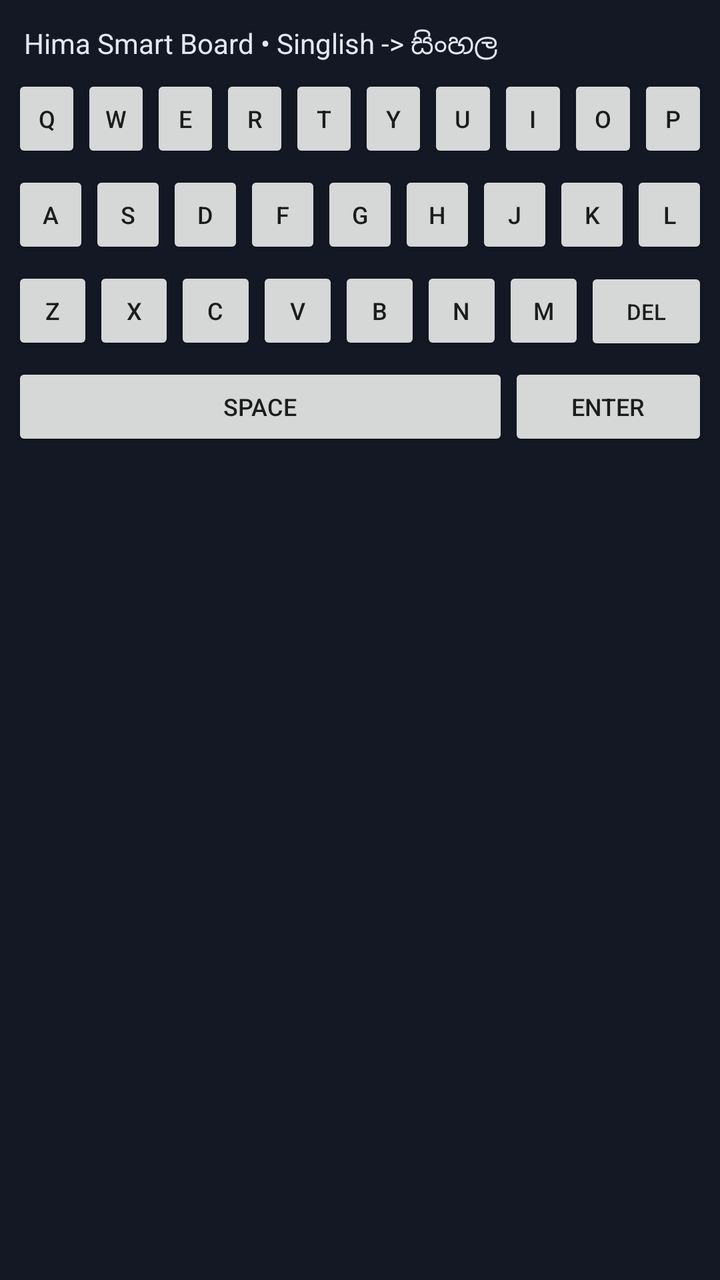
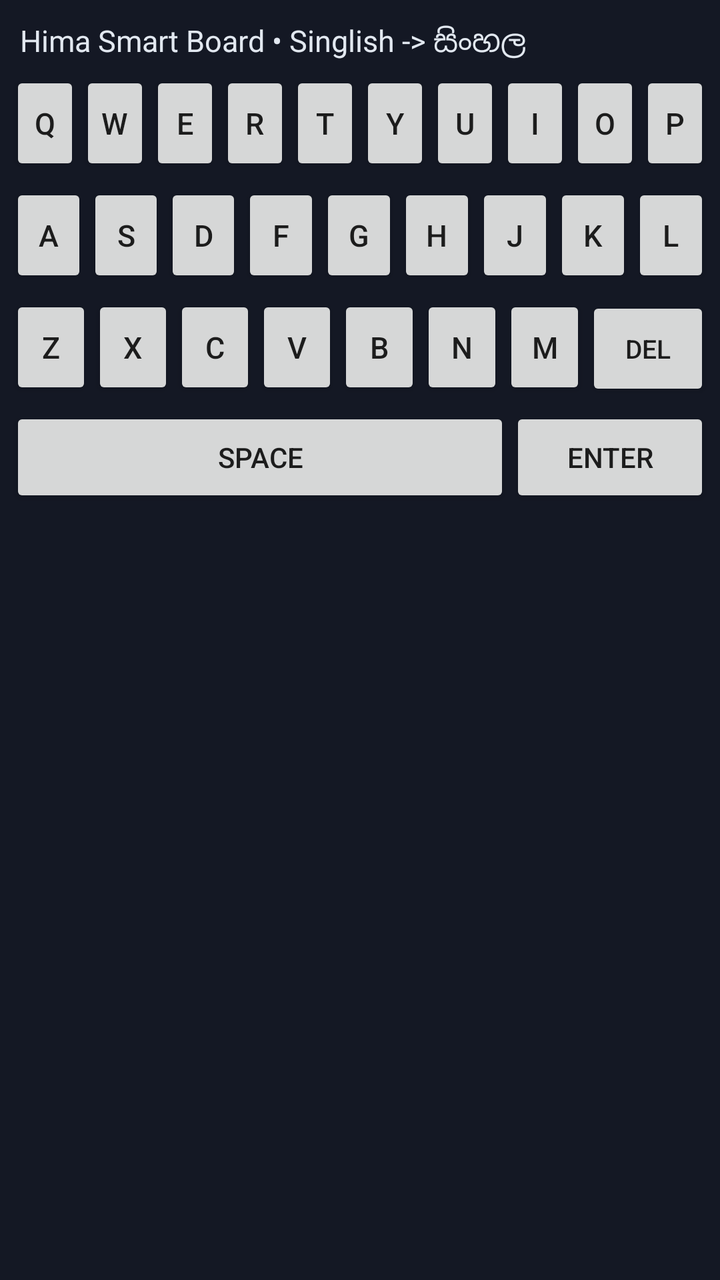

Compare the two renders of this Android layout. The source of the first and the diff that turns it into the second are given below.
<!-- AndroidManifest.xml: application theme android:Theme.Material.Light.NoActionBar -->
<!-- res/layout/keyboard_view.xml -->
<?xml version="1.0" encoding="utf-8"?>
<LinearLayout xmlns:android="http://schemas.android.com/apk/res/android"
    android:layout_width="match_parent"
    android:layout_height="wrap_content"
    android:background="#141824"
    android:orientation="vertical"
    android:padding="6dp">

    <TextView
        android:id="@+id/tvPreview"
        android:layout_width="match_parent"
        android:layout_height="wrap_content"
        android:padding="6dp"
        android:text="Hima Smart Board • Singlish -> සිංහල"
        android:textColor="#E2E8F0"
        android:textSize="14sp" />

    
    <LinearLayout
        android:layout_width="match_parent"
        android:layout_height="wrap_content"
        android:orientation="horizontal">
        <Button android:id="@+id/btnQ" android:layout_width="0dp" android:layout_height="44dp" android:layout_weight="1" android:text="Q" android:textSize="12sp" android:padding="0dp" />
        <Button android:id="@+id/btnW" android:layout_width="0dp" android:layout_height="44dp" android:layout_weight="1" android:text="W" android:textSize="12sp" android:padding="0dp" />
        <Button android:id="@+id/btnE" android:layout_width="0dp" android:layout_height="44dp" android:layout_weight="1" android:text="E" android:textSize="12sp" android:padding="0dp" />
        <Button android:id="@+id/btnR" android:layout_width="0dp" android:layout_height="44dp" android:layout_weight="1" android:text="R" android:textSize="12sp" android:padding="0dp" />
        <Button android:id="@+id/btnT" android:layout_width="0dp" android:layout_height="44dp" android:layout_weight="1" android:text="T" android:textSize="12sp" android:padding="0dp" />
        <Button android:id="@+id/btnY" android:layout_width="0dp" android:layout_height="44dp" android:layout_weight="1" android:text="Y" android:textSize="12sp" android:padding="0dp" />
        <Button android:id="@+id/btnU" android:layout_width="0dp" android:layout_height="44dp" android:layout_weight="1" android:text="U" android:textSize="12sp" android:padding="0dp" />
        <Button android:id="@+id/btnI" android:layout_width="0dp" android:layout_height="44dp" android:layout_weight="1" android:text="I" android:textSize="12sp" android:padding="0dp" />
        <Button android:id="@+id/btnO" android:layout_width="0dp" android:layout_height="44dp" android:layout_weight="1" android:text="O" android:textSize="12sp" android:padding="0dp" />
        <Button android:id="@+id/btnP" android:layout_width="0dp" android:layout_height="44dp" android:layout_weight="1" android:text="P" android:textSize="12sp" android:padding="0dp" />
    </LinearLayout>

    
    <LinearLayout
        android:layout_width="match_parent"
        android:layout_height="wrap_content"
        android:layout_marginTop="4dp"
        android:orientation="horizontal">
        <Button android:id="@+id/btnA" android:layout_width="0dp" android:layout_height="44dp" android:layout_weight="1" android:text="A" android:textSize="12sp" android:padding="0dp" />
        <Button android:id="@+id/btnS" android:layout_width="0dp" android:layout_height="44dp" android:layout_weight="1" android:text="S" android:textSize="12sp" android:padding="0dp" />
        <Button android:id="@+id/btnD" android:layout_width="0dp" android:layout_height="44dp" android:layout_weight="1" android:text="D" android:textSize="12sp" android:padding="0dp" />
        <Button android:id="@+id/btnF" android:layout_width="0dp" android:layout_height="44dp" android:layout_weight="1" android:text="F" android:textSize="12sp" android:padding="0dp" />
        <Button android:id="@+id/btnG" android:layout_width="0dp" android:layout_height="44dp" android:layout_weight="1" android:text="G" android:textSize="12sp" android:padding="0dp" />
        <Button android:id="@+id/btnH" android:layout_width="0dp" android:layout_height="44dp" android:layout_weight="1" android:text="H" android:textSize="12sp" android:padding="0dp" />
        <Button android:id="@+id/btnJ" android:layout_width="0dp" android:layout_height="44dp" android:layout_weight="1" android:text="J" android:textSize="12sp" android:padding="0dp" />
        <Button android:id="@+id/btnK" android:layout_width="0dp" android:layout_height="44dp" android:layout_weight="1" android:text="K" android:textSize="12sp" android:padding="0dp" />
        <Button android:id="@+id/btnL" android:layout_width="0dp" android:layout_height="44dp" android:layout_weight="1" android:text="L" android:textSize="12sp" android:padding="0dp" />
    </LinearLayout>

    
    <LinearLayout
        android:layout_width="match_parent"
        android:layout_height="wrap_content"
        android:layout_marginTop="4dp"
        android:orientation="horizontal">
        <Button android:id="@+id/btnZ" android:layout_width="0dp" android:layout_height="44dp" android:layout_weight="1" android:text="Z" android:textSize="12sp" android:padding="0dp" />
        <Button android:id="@+id/btnX" android:layout_width="0dp" android:layout_height="44dp" android:layout_weight="1" android:text="X" android:textSize="12sp" android:padding="0dp" />
        <Button android:id="@+id/btnC" android:layout_width="0dp" android:layout_height="44dp" android:layout_weight="1" android:text="C" android:textSize="12sp" android:padding="0dp" />
        <Button android:id="@+id/btnV" android:layout_width="0dp" android:layout_height="44dp" android:layout_weight="1" android:text="V" android:textSize="12sp" android:padding="0dp" />
        <Button android:id="@+id/btnB" android:layout_width="0dp" android:layout_height="44dp" android:layout_weight="1" android:text="B" android:textSize="12sp" android:padding="0dp" />
        <Button android:id="@+id/btnN" android:layout_width="0dp" android:layout_height="44dp" android:layout_weight="1" android:text="N" android:textSize="12sp" android:padding="0dp" />
        <Button android:id="@+id/btnM" android:layout_width="0dp" android:layout_height="44dp" android:layout_weight="1" android:text="M" android:textSize="12sp" android:padding="0dp" />
        <Button android:id="@+id/btnDel" android:layout_width="0dp" android:layout_height="44dp" android:layout_weight="1.5" android:text="DEL" android:textSize="11sp" android:padding="0dp" />
    </LinearLayout>

    
    <LinearLayout
        android:layout_width="match_parent"
        android:layout_height="wrap_content"
        android:layout_marginTop="4dp"
        android:orientation="horizontal">
        <Button android:id="@+id/btnSpace" android:layout_width="0dp" android:layout_height="44dp" android:layout_weight="3" android:text="SPACE" android:textSize="12sp" />
        <Button android:id="@+id/btnEnter" android:layout_width="0dp" android:layout_height="44dp" android:layout_weight="1.2" android:text="ENTER" android:textSize="12sp" />
    </LinearLayout>

</LinearLayout>
<!-- resources referenced by this layout -->
<resources>

</resources>

<!-- the commit's change to res/layout/keyboard_view.xml (unified diff, before → after) -->
@@ -4,32 +4,32 @@
     android:layout_height="wrap_content"
     android:background="#141824"
     android:orientation="vertical"
-    android:padding="6dp">
+    android:padding="5dp">
 
     <TextView
         android:id="@+id/tvPreview"
         android:layout_width="match_parent"
         android:layout_height="wrap_content"
-        android:padding="6dp"
+        android:padding="5dp"
         android:text="Hima Smart Board • Singlish -> සිංහල"
         android:textColor="#E2E8F0"
-        android:textSize="14sp" />
+        android:textSize="15sp" />
 
     
     <LinearLayout
         android:layout_width="match_parent"
         android:layout_height="wrap_content"
         android:orientation="horizontal">
-        <Button android:id="@+id/btnQ" android:layout_width="0dp" android:layout_height="44dp" android:layout_weight="1" android:text="Q" android:textSize="12sp" android:padding="0dp" />
-        <Button android:id="@+id/btnW" android:layout_width="0dp" android:layout_height="44dp" android:layout_weight="1" android:text="W" android:textSize="12sp" android:padding="0dp" />
-        <Button android:id="@+id/btnE" android:layout_width="0dp" android:layout_height="44dp" android:layout_weight="1" android:text="E" android:textSize="12sp" android:padding="0dp" />
-        <Button android:id="@+id/btnR" android:layout_width="0dp" android:layout_height="44dp" android:layout_weight="1" android:text="R" android:textSize="12sp" android:padding="0dp" />
-        <Button android:id="@+id/btnT" android:layout_width="0dp" android:layout_height="44dp" android:layout_weight="1" android:text="T" android:textSize="12sp" android:padding="0dp" />
-        <Button android:id="@+id/btnY" android:layout_width="0dp" android:layout_height="44dp" android:layout_weight="1" android:text="Y" android:textSize="12sp" android:padding="0dp" />
-        <Button android:id="@+id/btnU" android:layout_width="0dp" android:layout_height="44dp" android:layout_weight="1" android:text="U" android:textSize="12sp" android:padding="0dp" />
-        <Button android:id="@+id/btnI" android:layout_width="0dp" android:layout_height="44dp" android:layout_weight="1" android:text="I" android:textSize="12sp" android:padding="0dp" />
-        <Button android:id="@+id/btnO" android:layout_width="0dp" android:layout_height="44dp" android:layout_weight="1" android:text="O" android:textSize="12sp" android:padding="0dp" />
-        <Button android:id="@+id/btnP" android:layout_width="0dp" android:layout_height="44dp" android:layout_weight="1" android:text="P" android:textSize="12sp" android:padding="0dp" />
+        <Button android:id="@+id/btnQ" android:layout_width="0dp" android:layout_height="52dp" android:layout_weight="1" android:text="Q" android:textSize="15sp" android:padding="0dp" />
+        <Button android:id="@+id/btnW" android:layout_width="0dp" android:layout_height="52dp" android:layout_weight="1" android:text="W" android:textSize="15sp" android:padding="0dp" />
+        <Button android:id="@+id/btnE" android:layout_width="0dp" android:layout_height="52dp" android:layout_weight="1" android:text="E" android:textSize="15sp" android:padding="0dp" />
+        <Button android:id="@+id/btnR" android:layout_width="0dp" android:layout_height="52dp" android:layout_weight="1" android:text="R" android:textSize="15sp" android:padding="0dp" />
+        <Button android:id="@+id/btnT" android:layout_width="0dp" android:layout_height="52dp" android:layout_weight="1" android:text="T" android:textSize="15sp" android:padding="0dp" />
+        <Button android:id="@+id/btnY" android:layout_width="0dp" android:layout_height="52dp" android:layout_weight="1" android:text="Y" android:textSize="15sp" android:padding="0dp" />
+        <Button android:id="@+id/btnU" android:layout_width="0dp" android:layout_height="52dp" android:layout_weight="1" android:text="U" android:textSize="15sp" android:padding="0dp" />
+        <Button android:id="@+id/btnI" android:layout_width="0dp" android:layout_height="52dp" android:layout_weight="1" android:text="I" android:textSize="15sp" android:padding="0dp" />
+        <Button android:id="@+id/btnO" android:layout_width="0dp" android:layout_height="52dp" android:layout_weight="1" android:text="O" android:textSize="15sp" android:padding="0dp" />
+        <Button android:id="@+id/btnP" android:layout_width="0dp" android:layout_height="52dp" android:layout_weight="1" android:text="P" android:textSize="15sp" android:padding="0dp" />
     </LinearLayout>
 
     
@@ -38,15 +38,15 @@
         android:layout_height="wrap_content"
         android:layout_marginTop="4dp"
         android:orientation="horizontal">
-        <Button android:id="@+id/btnA" android:layout_width="0dp" android:layout_height="44dp" android:layout_weight="1" android:text="A" android:textSize="12sp" android:padding="0dp" />
-        <Button android:id="@+id/btnS" android:layout_width="0dp" android:layout_height="44dp" android:layout_weight="1" android:text="S" android:textSize="12sp" android:padding="0dp" />
-        <Button android:id="@+id/btnD" android:layout_width="0dp" android:layout_height="44dp" android:layout_weight="1" android:text="D" android:textSize="12sp" android:padding="0dp" />
-        <Button android:id="@+id/btnF" android:layout_width="0dp" android:layout_height="44dp" android:layout_weight="1" android:text="F" android:textSize="12sp" android:padding="0dp" />
-        <Button android:id="@+id/btnG" android:layout_width="0dp" android:layout_height="44dp" android:layout_weight="1" android:text="G" android:textSize="12sp" android:padding="0dp" />
-        <Button android:id="@+id/btnH" android:layout_width="0dp" android:layout_height="44dp" android:layout_weight="1" android:text="H" android:textSize="12sp" android:padding="0dp" />
-        <Button android:id="@+id/btnJ" android:layout_width="0dp" android:layout_height="44dp" android:layout_weight="1" android:text="J" android:textSize="12sp" android:padding="0dp" />
-        <Button android:id="@+id/btnK" android:layout_width="0dp" android:layout_height="44dp" android:layout_weight="1" android:text="K" android:textSize="12sp" android:padding="0dp" />
-        <Button android:id="@+id/btnL" android:layout_width="0dp" android:layout_height="44dp" android:layout_weight="1" android:text="L" android:textSize="12sp" android:padding="0dp" />
+        <Button android:id="@+id/btnA" android:layout_width="0dp" android:layout_height="52dp" android:layout_weight="1" android:text="A" android:textSize="15sp" android:padding="0dp" />
+        <Button android:id="@+id/btnS" android:layout_width="0dp" android:layout_height="52dp" android:layout_weight="1" android:text="S" android:textSize="15sp" android:padding="0dp" />
+        <Button android:id="@+id/btnD" android:layout_width="0dp" android:layout_height="52dp" android:layout_weight="1" android:text="D" android:textSize="15sp" android:padding="0dp" />
+        <Button android:id="@+id/btnF" android:layout_width="0dp" android:layout_height="52dp" android:layout_weight="1" android:text="F" android:textSize="15sp" android:padding="0dp" />
+        <Button android:id="@+id/btnG" android:layout_width="0dp" android:layout_height="52dp" android:layout_weight="1" android:text="G" android:textSize="15sp" android:padding="0dp" />
+        <Button android:id="@+id/btnH" android:layout_width="0dp" android:layout_height="52dp" android:layout_weight="1" android:text="H" android:textSize="15sp" android:padding="0dp" />
+        <Button android:id="@+id/btnJ" android:layout_width="0dp" android:layout_height="52dp" android:layout_weight="1" android:text="J" android:textSize="15sp" android:padding="0dp" />
+        <Button android:id="@+id/btnK" android:layout_width="0dp" android:layout_height="52dp" android:layout_weight="1" android:text="K" android:textSize="15sp" android:padding="0dp" />
+        <Button android:id="@+id/btnL" android:layout_width="0dp" android:layout_height="52dp" android:layout_weight="1" android:text="L" android:textSize="15sp" android:padding="0dp" />
     </LinearLayout>
 
     
@@ -55,14 +55,14 @@
         android:layout_height="wrap_content"
         android:layout_marginTop="4dp"
         android:orientation="horizontal">
-        <Button android:id="@+id/btnZ" android:layout_width="0dp" android:layout_height="44dp" android:layout_weight="1" android:text="Z" android:textSize="12sp" android:padding="0dp" />
-        <Button android:id="@+id/btnX" android:layout_width="0dp" android:layout_height="44dp" android:layout_weight="1" android:text="X" android:textSize="12sp" android:padding="0dp" />
-        <Button android:id="@+id/btnC" android:layout_width="0dp" android:layout_height="44dp" android:layout_weight="1" android:text="C" android:textSize="12sp" android:padding="0dp" />
-        <Button android:id="@+id/btnV" android:layout_width="0dp" android:layout_height="44dp" android:layout_weight="1" android:text="V" android:textSize="12sp" android:padding="0dp" />
-        <Button android:id="@+id/btnB" android:layout_width="0dp" android:layout_height="44dp" android:layout_weight="1" android:text="B" android:textSize="12sp" android:padding="0dp" />
-        <Button android:id="@+id/btnN" android:layout_width="0dp" android:layout_height="44dp" android:layout_weight="1" android:text="N" android:textSize="12sp" android:padding="0dp" />
-        <Button android:id="@+id/btnM" android:layout_width="0dp" android:layout_height="44dp" android:layout_weight="1" android:text="M" android:textSize="12sp" android:padding="0dp" />
-        <Button android:id="@+id/btnDel" android:layout_width="0dp" android:layout_height="44dp" android:layout_weight="1.5" android:text="DEL" android:textSize="11sp" android:padding="0dp" />
+        <Button android:id="@+id/btnZ" android:layout_width="0dp" android:layout_height="52dp" android:layout_weight="1" android:text="Z" android:textSize="15sp" android:padding="0dp" />
+        <Button android:id="@+id/btnX" android:layout_width="0dp" android:layout_height="52dp" android:layout_weight="1" android:text="X" android:textSize="15sp" android:padding="0dp" />
+        <Button android:id="@+id/btnC" android:layout_width="0dp" android:layout_height="52dp" android:layout_weight="1" android:text="C" android:textSize="15sp" android:padding="0dp" />
+        <Button android:id="@+id/btnV" android:layout_width="0dp" android:layout_height="52dp" android:layout_weight="1" android:text="V" android:textSize="15sp" android:padding="0dp" />
+        <Button android:id="@+id/btnB" android:layout_width="0dp" android:layout_height="52dp" android:layout_weight="1" android:text="B" android:textSize="15sp" android:padding="0dp" />
+        <Button android:id="@+id/btnN" android:layout_width="0dp" android:layout_height="52dp" android:layout_weight="1" android:text="N" android:textSize="15sp" android:padding="0dp" />
+        <Button android:id="@+id/btnM" android:layout_width="0dp" android:layout_height="52dp" android:layout_weight="1" android:text="M" android:textSize="15sp" android:padding="0dp" />
+        <Button android:id="@+id/btnDel" android:layout_width="0dp" android:layout_height="52dp" android:layout_weight="1.5" android:text="DEL" android:textSize="13sp" android:padding="0dp" />
     </LinearLayout>
 
     
@@ -71,8 +71,8 @@
         android:layout_height="wrap_content"
         android:layout_marginTop="4dp"
         android:orientation="horizontal">
-        <Button android:id="@+id/btnSpace" android:layout_width="0dp" android:layout_height="44dp" android:layout_weight="3" android:text="SPACE" android:textSize="12sp" />
-        <Button android:id="@+id/btnEnter" android:layout_width="0dp" android:layout_height="44dp" android:layout_weight="1.2" android:text="ENTER" android:textSize="12sp" />
+        <Button android:id="@+id/btnSpace" android:layout_width="0dp" android:layout_height="50dp" android:layout_weight="3" android:text="SPACE" android:textSize="14sp" />
+        <Button android:id="@+id/btnEnter" android:layout_width="0dp" android:layout_height="50dp" android:layout_weight="1.2" android:text="ENTER" android:textSize="14sp" />
     </LinearLayout>
 
 </LinearLayout>
